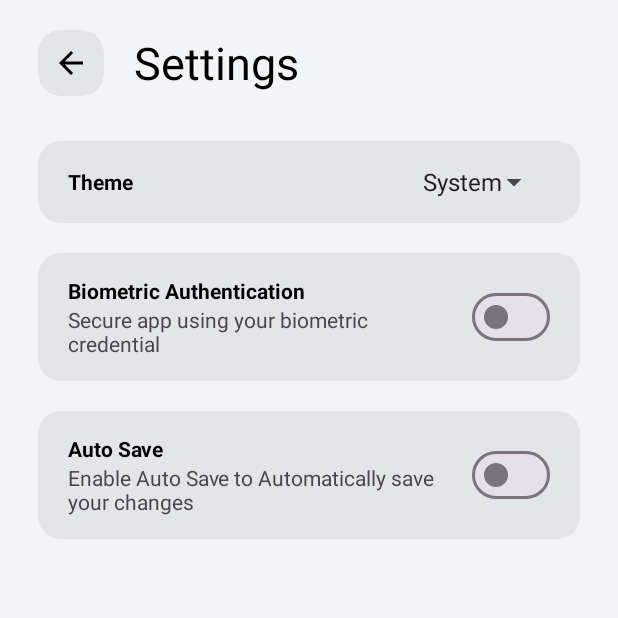
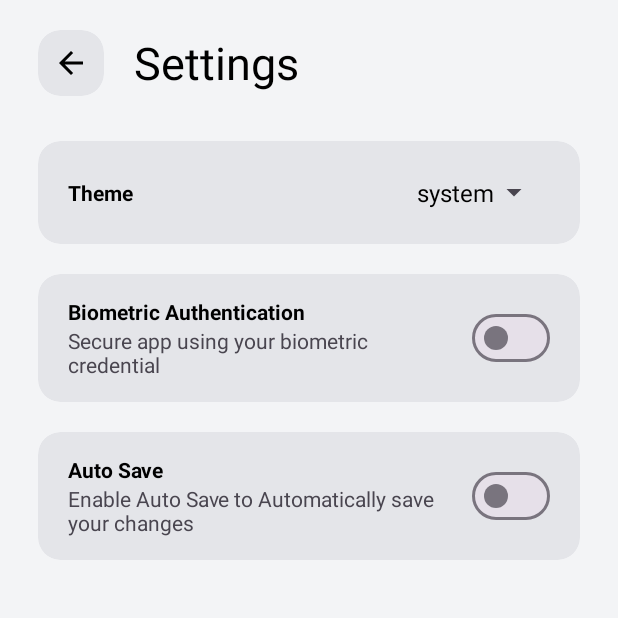
Before and after one commit to dhanushcodev/Notes-App, an Android app: the SettingsActivity screen opened directly, with no data from a screen before it, on a phone screen of 412 x 824 dp, the top half of it. Run offline under Robolectric (Android 15) with nearby library versions, the phone set to English and light mode, and no system bars; our stand-ins replace data binding.

Commit message:
link hilighting imporved
added custom spinner layout,

```diff
--- a/app/build.gradle.kts
+++ b/app/build.gradle.kts
@@ -15,8 +15,8 @@ android {
         applicationId = "com.minimal.notes"
         minSdk = 28
         targetSdk = 34
-        versionCode = 3
-        versionName = "1.0.4"
+        versionCode = 1
+        versionName = "1.0.5"
 
         testInstrumentationRunner = "androidx.test.runner.AndroidJUnitRunner"
     }
--- /dev/null
+++ b/app/src/main/java/com/minimal/notes/adapter/CustomSpinnerAdapter.kt
@@ -0,0 +1,40 @@
+package com.minimal.notes.adapter
+
+// CustomSpinnerAdapter.kt
+import android.content.Context
+import android.view.LayoutInflater
+import android.view.View
+import android.view.ViewGroup
+import android.widget.ArrayAdapter
+import android.widget.TextView
+import com.minimal.notes.R
+
+data class SpinnerItem(val text: String)
+
+class CustomSpinnerAdapter(context: Context, private val items: List<SpinnerItem>) :
+    ArrayAdapter<SpinnerItem>(context, 0, items) {
+
+    override fun getView(position: Int, convertView: View?, parent: ViewGroup): View {
+        return createViewFromResource(position, convertView, parent, R.layout.custom_spinner_item)
+    }
+
+    override fun getDropDownView(position: Int, convertView: View?, parent: ViewGroup): View {
+        return createViewFromResource(position, convertView, parent, R.layout.custom_spinner_item)
+    }
+
+    private fun createViewFromResource(
+        position: Int,
+        convertView: View?,
+        parent: ViewGroup,
+        resource: Int
+    ): View {
+        val view = convertView ?: LayoutInflater.from(context).inflate(resource, parent, false)
+        val item = getItem(position) ?: return view
+
+        val text = view.findViewById<TextView>(R.id.item_text)
+
+        text.text = item.text
+
+        return view
+    }
+}
--- a/app/src/main/java/com/minimal/notes/ui/AboutActivity.kt
+++ b/app/src/main/java/com/minimal/notes/ui/AboutActivity.kt
@@ -17,7 +17,6 @@ class AboutActivity : AppCompatActivity() {
     override fun onCreate(savedInstanceState: Bundle?) {
         super.onCreate(savedInstanceState)
         enableEdgeToEdge()
-        requestedOrientation = ActivityInfo.SCREEN_ORIENTATION_PORTRAIT;
         binding = DataBindingUtil.setContentView(this, R.layout.activity_about)
         ViewCompat.setOnApplyWindowInsetsListener(findViewById(R.id.main)) { v, insets ->
             val systemBars = insets.getInsets(WindowInsetsCompat.Type.systemBars())
--- a/app/src/main/java/com/minimal/notes/ui/MainActivity.kt
+++ b/app/src/main/java/com/minimal/notes/ui/MainActivity.kt
@@ -29,4 +29,5 @@ class MainActivity : AppCompatActivity() {
         ).get(NoteViewModel::class.java)
 
     }
+
 }
--- a/app/src/main/java/com/minimal/notes/ui/SettingsActivity.kt
+++ b/app/src/main/java/com/minimal/notes/ui/SettingsActivity.kt
@@ -2,11 +2,9 @@ package com.minimal.notes.ui
 
 import android.content.Context
 import android.content.SharedPreferences
-import android.content.pm.ActivityInfo
 import android.os.Bundle
 import android.view.View
 import android.widget.AdapterView
-import android.widget.ArrayAdapter
 import android.widget.Toast
 import androidx.activity.enableEdgeToEdge
 import androidx.appcompat.app.AppCompatActivity
@@ -15,6 +13,8 @@ import androidx.core.view.ViewCompat
 import androidx.core.view.WindowInsetsCompat
 import androidx.databinding.DataBindingUtil
 import com.minimal.notes.R
+import com.minimal.notes.adapter.CustomSpinnerAdapter
+import com.minimal.notes.adapter.SpinnerItem
 import com.minimal.notes.biometric.BiometricPromptManager
 import com.minimal.notes.databinding.ActivitySettingsBinding
 
@@ -30,7 +30,6 @@ class SettingsActivity : AppCompatActivity(), AdapterView.OnItemSelectedListener
             v.setPadding(systemBars.left, systemBars.top, systemBars.right, systemBars.bottom)
             insets
         }
-        setRequestedOrientation(ActivityInfo.SCREEN_ORIENTATION_PORTRAIT)
         sharedPreferences =
             this.getSharedPreferences("Note_preference", Context.MODE_PRIVATE) ?: return
         binding.back.setOnClickListener {
@@ -44,11 +43,14 @@ class SettingsActivity : AppCompatActivity(), AdapterView.OnItemSelectedListener
             }
         }
 
-        val adapter = ArrayAdapter.createFromResource(
-            this, R.array.theme_array, android.R.layout.simple_spinner_item
+
+        val items = listOf(
+            SpinnerItem("system"),
+            SpinnerItem("light"),
+            SpinnerItem("dark")
         )
 
-        adapter.setDropDownViewResource(android.R.layout.simple_spinner_dropdown_item)
+        val adapter = CustomSpinnerAdapter(this, items)
         binding.themeSpinner.adapter = adapter
         binding.themeSpinner.setSelection(getThemeSelected())
         binding.themeSpinner.onItemSelectedListener = this
@@ -87,12 +89,12 @@ class SettingsActivity : AppCompatActivity(), AdapterView.OnItemSelectedListener
 
 
     override fun onItemSelected(parent: AdapterView<*>?, view: View?, position: Int, id: Long) {
-        val selectedItem = parent?.getItemAtPosition(position) as String
-        if (selectedItem.equals("system", true)) {
+        val selectedItem = parent?.getItemAtPosition(position) as SpinnerItem
+        if (selectedItem.text.equals("system", true)) {
             sharedPreferences.edit().putInt("themeMode", AppCompatDelegate.MODE_NIGHT_FOLLOW_SYSTEM)
                 .apply()
             AppCompatDelegate.setDefaultNightMode(AppCompatDelegate.MODE_NIGHT_FOLLOW_SYSTEM)
-        } else if (selectedItem.equals("light", true)) {
+        } else if (selectedItem.text.equals("light", true)) {
             sharedPreferences.edit().putInt("themeMode", AppCompatDelegate.MODE_NIGHT_NO).apply()
             AppCompatDelegate.setDefaultNightMode(AppCompatDelegate.MODE_NIGHT_NO)
         } else {
@@ -108,9 +110,11 @@ class SettingsActivity : AppCompatActivity(), AdapterView.OnItemSelectedListener
             AppCompatDelegate.MODE_NIGHT_FOLLOW_SYSTEM -> {
                 0
             }
+
             AppCompatDelegate.MODE_NIGHT_NO -> {
                 1
             }
+
             else -> {
                 2
             }
--- a/app/src/main/res/drawable/spinner_background_black.xml
+++ b/app/src/main/res/drawable/spinner_background_black.xml
@@ -1,16 +1,15 @@
 <?xml version="1.0" encoding="utf-8"?>
 <shape xmlns:android="http://schemas.android.com/apk/res/android">
     <solid
-        android:color="#393939"
+        android:color="#353535"
         />
     <corners
        android:radius="15dp"
-
         />
     <padding
         android:left="10dp"
         android:right="10dp"
-        android:top="10dp"
-        android:bottom="10dp"
+        android:top="5dp"
+        android:bottom="5dp"
         />
 </shape>
--- a/app/src/main/res/drawable/spinner_background_white.xml
+++ b/app/src/main/res/drawable/spinner_background_white.xml
@@ -10,7 +10,7 @@
     <padding
         android:left="10dp"
         android:right="10dp"
-        android:top="10dp"
-        android:bottom="10dp"
+        android:top="5dp"
+        android:bottom="5dp"
         />
 </shape>
--- /dev/null
+++ b/app/src/main/res/layout/custom_spinner_item.xml
@@ -0,0 +1,17 @@
+<?xml version="1.0" encoding="utf-8"?>
+<LinearLayout xmlns:android="http://schemas.android.com/apk/res/android"
+    android:layout_width="match_parent"
+    android:layout_height="wrap_content"
+    android:orientation="horizontal"
+    android:padding="8dp">
+
+    <TextView
+        style="@style/textViewStyle"
+        android:id="@+id/item_text"
+        android:layout_width="wrap_content"
+        android:layout_height="wrap_content"
+        android:text="spinner item"
+        android:paddingEnd="5dp"
+        android:textSize="16sp" />
+
+</LinearLayout>
--- a/app/src/main/res/layout/fragment_update_note.xml
+++ b/app/src/main/res/layout/fragment_update_note.xml
@@ -134,7 +134,6 @@
                 android:hint="Note"
                 android:inputType="textMultiLine"
                 android:autoLink="all"
-                android:linksClickable="true"
                 android:paddingLeft="10dp"
                 android:paddingTop="10dp"
                 android:paddingRight="10dp"
--- a/app/src/main/res/layout/note_item.xml
+++ b/app/src/main/res/layout/note_item.xml
@@ -48,10 +48,10 @@
                         android:layout_height="wrap_content"
                         android:layout_weight="2"
                         android:text="Note Title"
+                        android:maxLines="1"
+                        android:ellipsize="end"
                         android:textSize="18sp"
                         android:textStyle="normal|bold" />
-
-
                 </LinearLayout>
 
                 <TextView
--- a/app/src/main/res/layout/popup_menu.xml
+++ b/app/src/main/res/layout/popup_menu.xml
@@ -5,7 +5,7 @@
     xmlns:app="http://schemas.android.com/apk/res-auto"
     >
     <androidx.cardview.widget.CardView
-        style="@style/popupViewStyle"
+        style="@style/cardViewStyle"
         app:cardCornerRadius="10dp"
         app:cardElevation="2dp"
         android:layout_marginRight="20dp"
@@ -28,6 +28,7 @@
         android:layout_width="100dp"
         android:layout_height="wrap_content"
         android:padding="10dp"
+        android:textStyle="bold"
         android:text="Open"
         />
 
@@ -43,6 +44,7 @@
         android:layout_height="wrap_content"
         android:padding="10dp"
         android:text="Copy"
+        android:textStyle="bold"
         />
 
 </LinearLayout>
```
Also changed, not shown: app/src/main/AndroidManifest.xml (+4 -3 lines), app/src/main/java/com/minimal/notes/fragments/UpdateNoteFragment.kt (+106 -14 lines), app/src/main/java/com/minimal/notes/ui/SplashScreen.kt (+15 -12 lines), app/src/main/java/com/minimal/notes/utils/CustomLinkMovementMethod.kt (deleted, +0 -92 lines), 4 other files.
